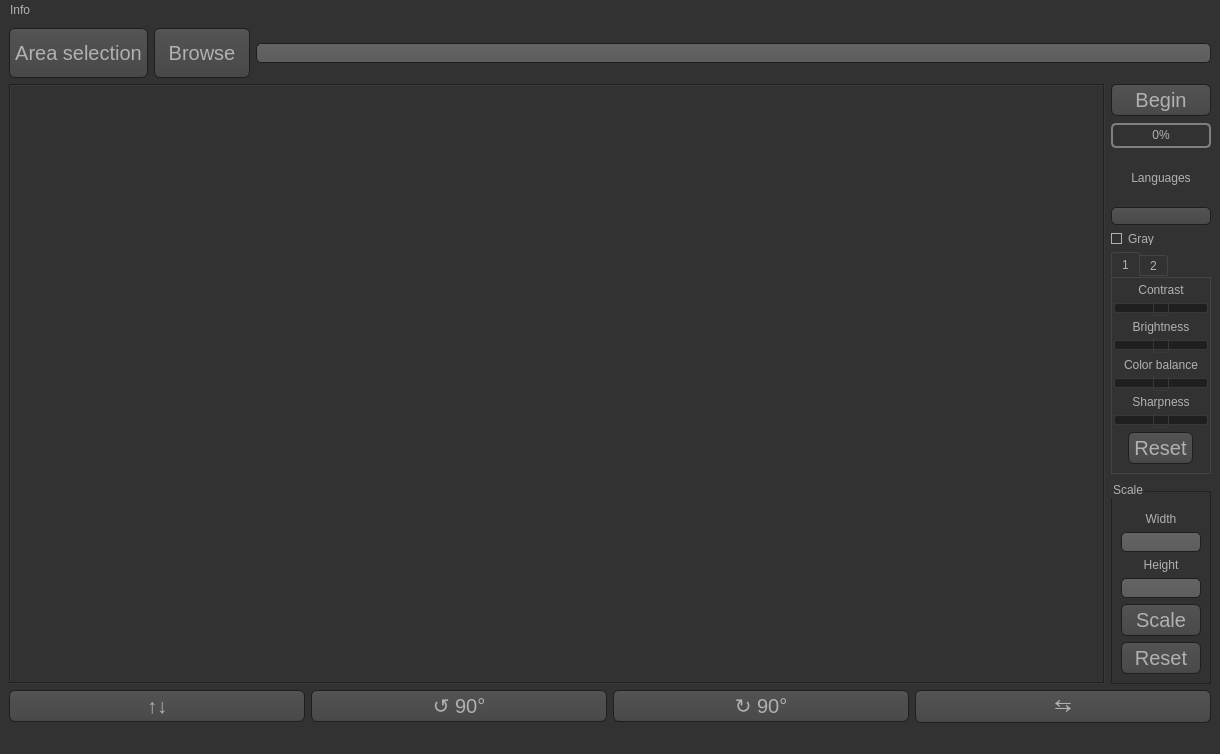
Qt form text_finder_search.ui (Paikerite/Text-finder) before a commit.
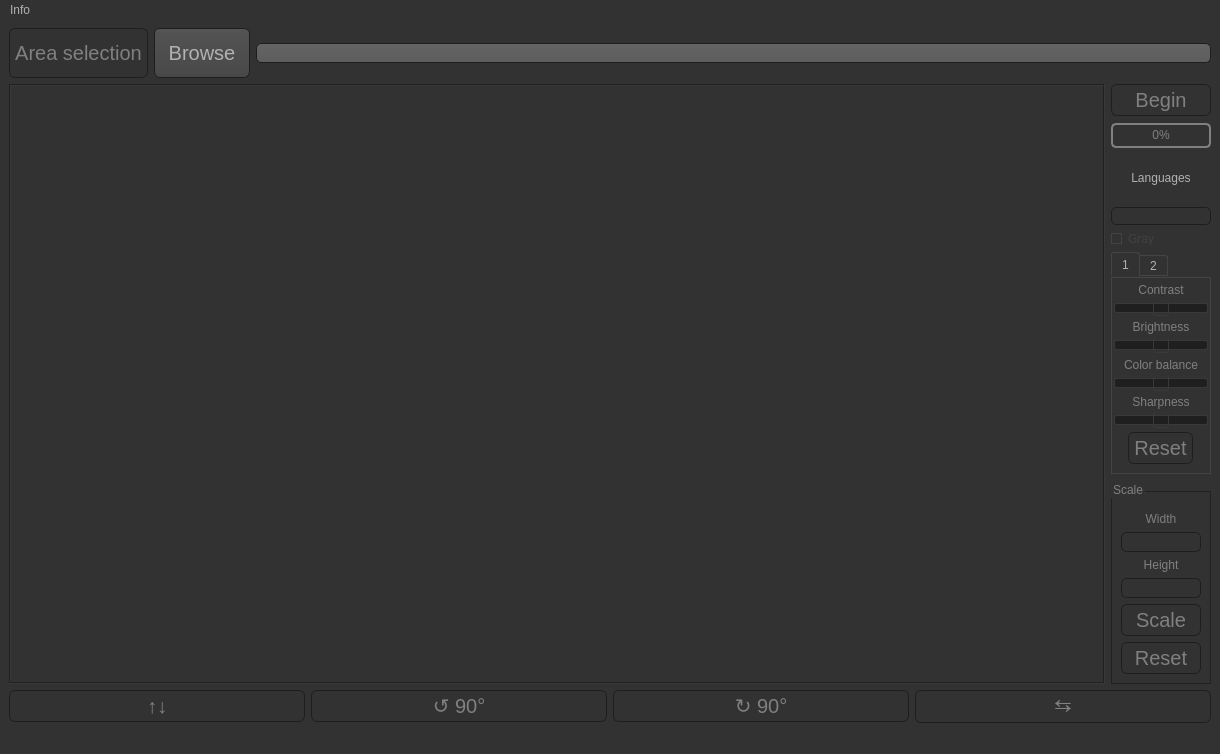
The same form after that commit. Icons and pictures are not drawn.

```diff
--- a/text_finder_search.ui
+++ b/text_finder_search.ui
@@ -627,6 +627,9 @@
        <layout class="QHBoxLayout" name="horizontalLayout_2">
         <item>
          <widget class="QPushButton" name="areaSelection_button">
+          <property name="enabled">
+           <bool>false</bool>
+          </property>
           <property name="minimumSize">
            <size>
             <width>52</width>
@@ -757,6 +760,9 @@
         </property>
         <item>
          <widget class="QPushButton" name="pushButton">
+          <property name="enabled">
+           <bool>false</bool>
+          </property>
           <property name="sizePolicy">
            <sizepolicy hsizetype="Maximum" vsizetype="Minimum">
             <horstretch>0</horstretch>
@@ -797,6 +803,9 @@
         </item>
         <item alignment="Qt::AlignRight">
          <widget class="QProgressBar" name="progressBar">
+          <property name="enabled">
+           <bool>false</bool>
+          </property>
           <property name="sizePolicy">
            <sizepolicy hsizetype="Preferred" vsizetype="Fixed">
             <horstretch>0</horstretch>
@@ -855,6 +864,9 @@
         </item>
         <item>
          <widget class="QComboBox" name="comboBox">
+          <property name="enabled">
+           <bool>false</bool>
+          </property>
           <property name="editable">
            <bool>false</bool>
           </property>
@@ -880,6 +892,9 @@
         </item>
         <item alignment="Qt::AlignRight">
          <widget class="QCheckBox" name="checkBox_2">
+          <property name="enabled">
+           <bool>false</bool>
+          </property>
           <property name="minimumSize">
            <size>
             <width>100</width>
@@ -902,6 +917,9 @@
         </item>
         <item>
          <widget class="QTabWidget" name="ContrastGroup">
+          <property name="enabled">
+           <bool>false</bool>
+          </property>
           <property name="sizePolicy">
            <sizepolicy hsizetype="Ignored" vsizetype="Fixed">
             <horstretch>0</horstretch>
@@ -1217,6 +1235,9 @@
         </item>
         <item>
          <widget class="QGroupBox" name="ScaleCheckBox">
+          <property name="enabled">
+           <bool>false</bool>
+          </property>
           <property name="sizePolicy">
            <sizepolicy hsizetype="Fixed" vsizetype="Fixed">
             <horstretch>0</horstretch>
@@ -1352,6 +1373,9 @@
      <layout class="QHBoxLayout" name="horizontalLayout_3">
       <item>
        <widget class="QPushButton" name="pushButton_5">
+        <property name="enabled">
+         <bool>false</bool>
+        </property>
         <property name="statusTip">
          <string>Invert the picture</string>
         </property>
@@ -1362,6 +1386,9 @@
       </item>
       <item>
        <widget class="QPushButton" name="pushButton_rotate_left">
+        <property name="enabled">
+         <bool>false</bool>
+        </property>
         <property name="statusTip">
          <string>Rotate the picture -90°</string>
         </property>
@@ -1372,6 +1399,9 @@
       </item>
       <item>
        <widget class="QPushButton" name="pushButton_rotate_right">
+        <property name="enabled">
+         <bool>false</bool>
+        </property>
         <property name="statusTip">
          <string>Rotate the picture +90°</string>
         </property>
@@ -1382,6 +1412,9 @@
       </item>
       <item>
        <widget class="QPushButton" name="pushButton_4">
+        <property name="enabled">
+         <bool>false</bool>
+        </property>
         <property name="statusTip">
          <string>Invert the picture</string>
         </property>
```
Left out of the diff: 4 changed lines with no effect on the pictures.
